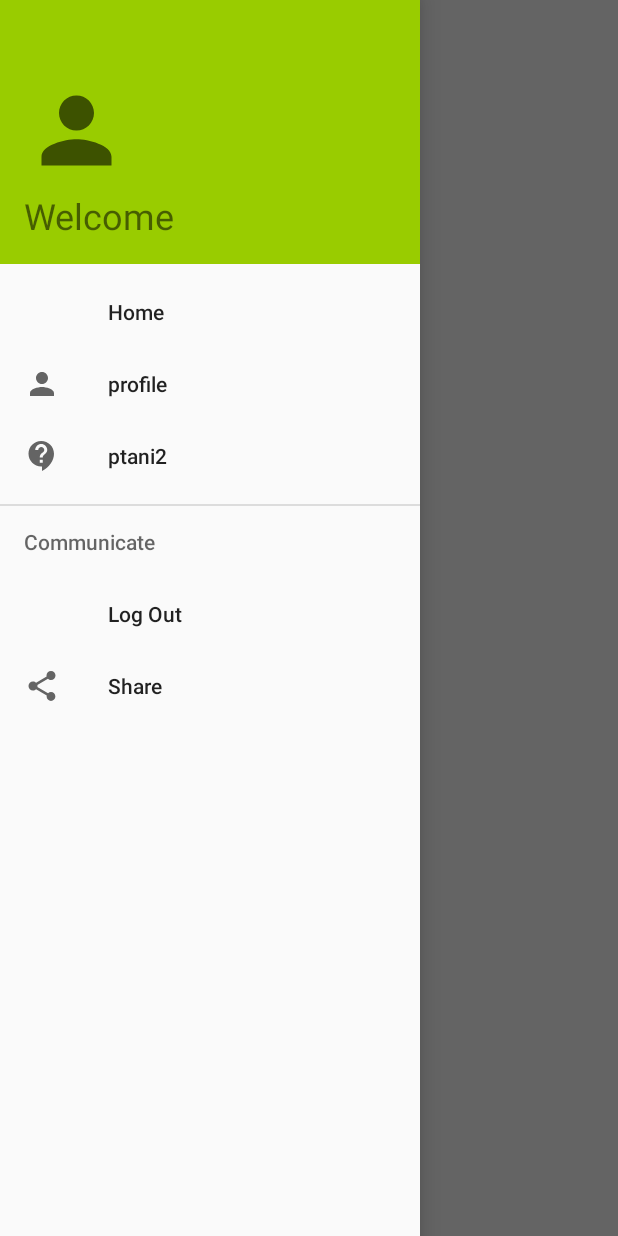
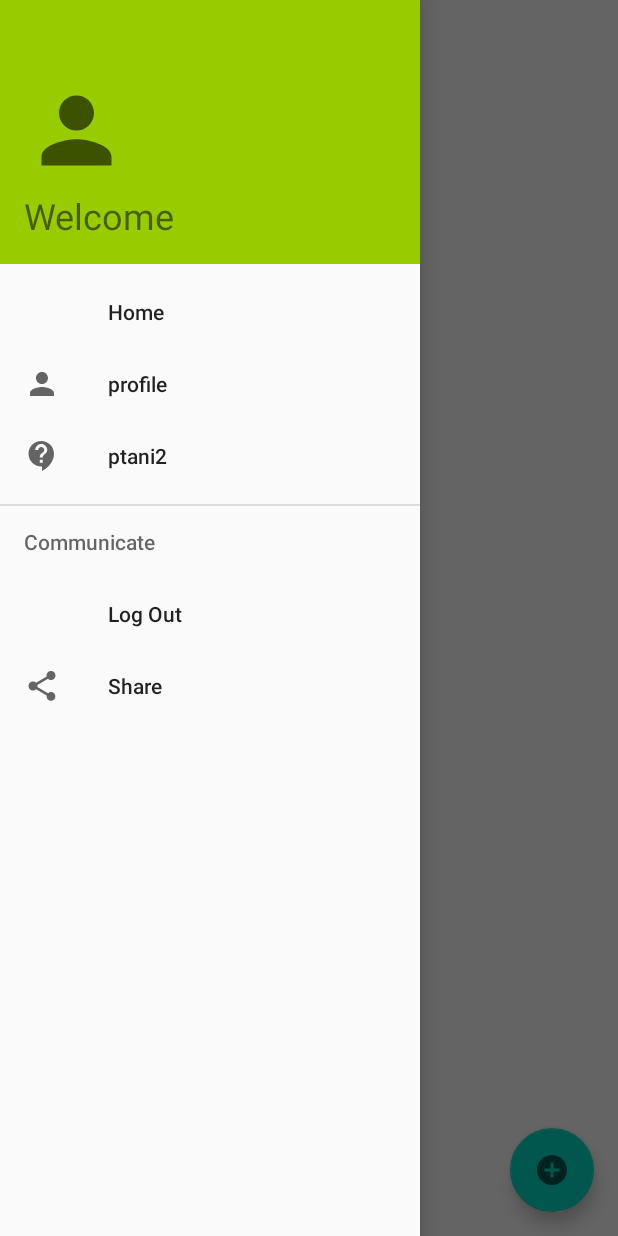
Before and after one commit to koala25/MicroBlogging, an Android app: the screen it shows after launch (Blog), in the side drawer, after a tap on "profile", on a phone screen of 412 x 824 dp. Run offline under Robolectric (Android 15) with nearby library versions, the phone set to English and light mode, and no system bars; our stand-ins replace Firebase (no records; nobody signed in at launch, a user with empty details on screens opened directly), Picasso; libraries missing offline, so code that uses them is left out: com.theartofdev.edmodo.

Commit message:
create forum

```diff
--- a/app/build.gradle
+++ b/app/build.gradle
@@ -26,6 +26,8 @@ dependencies {
     implementation 'androidx.appcompat:appcompat:1.1.0'
     implementation 'androidx.constraintlayout:constraintlayout:1.1.3'
     implementation 'androidx.coordinatorlayout:coordinatorlayout:1.1.0'
+    implementation 'com.google.firebase:firebase-database:19.3.1'
+    implementation 'com.google.firebase:firebase-storage:19.1.1'
     testImplementation 'junit:junit:4.12'
     androidTestImplementation 'androidx.test.ext:junit:1.1.1'
     androidTestImplementation 'androidx.test.espresso:espresso-core:3.2.0'
@@ -35,6 +37,10 @@ dependencies {
     implementation 'com.google.android.gms:play-services-auth:18.0.0'
     implementation 'com.google.android.material:material:1.1.0'
 
+    implementation 'com.squareup.picasso:picasso:2.71828'
+    //crop
+    api 'com.theartofdev.edmodo:android-image-cropper:2.8.+'
+
 }
 apply plugin: 'com.google.gms.google-services'
 apply plugin: 'com.android.application'
--- a/app/src/main/java/com/example/microblogging/Blog.java
+++ b/app/src/main/java/com/example/microblogging/Blog.java
@@ -2,13 +2,29 @@ package com.example.microblogging;
 
 import androidx.appcompat.app.AppCompatActivity;
 
+import android.content.Intent;
 import android.os.Bundle;
+import android.view.View;
+
+import com.google.android.material.floatingactionbutton.FloatingActionButton;
 
 public class Blog extends AppCompatActivity {
+
+    private FloatingActionButton createForum;
 
     @Override
     protected void onCreate(Bundle savedInstanceState) {
         super.onCreate(savedInstanceState);
         setContentView(R.layout.left_drawer);
+
+        createForum=(FloatingActionButton)findViewById(R.id.floatingBtn_id);
+        createForum.setOnClickListener(new View.OnClickListener() {
+            @Override
+            public void onClick(View v) {
+                Intent i = new Intent(getApplicationContext(), CreateForumForm.class);
+                startActivity(i);
+            }
+        });
+
     }
 }
--- /dev/null
+++ b/app/src/main/java/com/example/microblogging/CreateForumForm.java
@@ -0,0 +1,157 @@
+package com.example.microblogging;
+
+import androidx.annotation.NonNull;
+import androidx.annotation.Nullable;
+import androidx.appcompat.app.AppCompatActivity;
+
+import android.app.ProgressDialog;
+import android.content.Intent;
+import android.graphics.Bitmap;
+import android.net.Uri;
+import android.os.Bundle;
+import android.provider.MediaStore;
+import android.text.TextUtils;
+import android.view.View;
+import android.widget.Button;
+import android.widget.EditText;
+import android.widget.ImageButton;
+import android.widget.ImageView;
+import android.widget.ProgressBar;
+import android.widget.Toast;
+
+import com.google.android.gms.tasks.OnCompleteListener;
+import com.google.android.gms.tasks.OnFailureListener;
+import com.google.android.gms.tasks.OnSuccessListener;
+import com.google.android.gms.tasks.Task;
+import com.google.firebase.database.DatabaseReference;
+import com.google.firebase.database.FirebaseDatabase;
+import com.google.firebase.storage.FirebaseStorage;
+import com.google.firebase.storage.StorageReference;
+import com.google.firebase.storage.UploadTask;
+import com.squareup.picasso.Picasso;
+import com.theartofdev.edmodo.cropper.CropImage;
+
+import java.io.IOException;
+import java.util.HashMap;
+
+public class CreateForumForm extends AppCompatActivity {
+
+    Button submit;
+    EditText name;
+    EditText description;
+    ImageButton image;
+
+    Uri originaluri;
+    Uri cropUri;
+    ProgressBar progressBar;
+    StorageReference storageReference;
+    DatabaseReference databaseReference;
+
+    private static final int Image_Request_Code=7;
+
+
+
+    @Override
+    protected void onCreate(Bundle savedInstanceState) {
+        super.onCreate(savedInstanceState);
+        setContentView(R.layout.activity_create_forum_form);
+
+        submit=findViewById(R.id.forumSubmitBtn_id);
+        name=findViewById(R.id.forumName_id);
+        description=findViewById(R.id.forumDescription_id);
+        image=findViewById(R.id.imgBtn_id);
+
+        progressBar=findViewById(R.id.progressBar_id);
+        storageReference = FirebaseStorage.getInstance().getReference();
+        databaseReference= FirebaseDatabase.getInstance().getReference();
+
+        image.setOnClickListener(new View.OnClickListener() {
+            @Override
+            public void onClick(View v) {
+                // Defining Implicit Intent to mobile gallery
+                Intent intent = new Intent();
+                intent.setType("image/*");
+                intent.setAction(Intent.ACTION_GET_CONTENT);
+                startActivityForResult(intent, Image_Request_Code); // gallery opens
+            }
+        });
+        submit.setOnClickListener(new View.OnClickListener() {
+            @Override
+            public void onClick(View v) {
+                /*Intent i = new Intent (getApplicationContext() , FetchData.class);
+                startActivity(i);*/
+                if( TextUtils.isEmpty(name.getText().toString()) || TextUtils.isEmpty(description.getText().toString()) )
+                {
+                    Toast.makeText(CreateForumForm.this, "Field is empty", Toast.LENGTH_SHORT).show();
+                }
+                else
+                {
+                    uploadData();
+
+                }
+            }
+        });
+    }
+
+    //called when image is selected from gallery
+    @Override
+    protected void onActivityResult(int requestCode, int resultCode, @Nullable Intent data) {
+        super.onActivityResult(requestCode, resultCode, data);
+        if(requestCode==Image_Request_Code && resultCode==RESULT_OK && data != null )
+        {
+            originaluri = data.getData(); //original image ka uri
+            CropImage.activity(originaluri).start(this);//crop image // also it is possible to fix aspect ratio
+        }
+            //check whether crop succeful or not
+        if (requestCode == CropImage.CROP_IMAGE_ACTIVITY_REQUEST_CODE) {
+            CropImage.ActivityResult result = CropImage.getActivityResult(data);
+            if (resultCode == RESULT_OK) {
+                cropUri = result.getUri();
+                image.setImageURI(cropUri); //temporary set
+            } else if (resultCode == CropImage.CROP_IMAGE_ACTIVITY_RESULT_ERROR_CODE) {
+                Exception error = result.getError();
+            }
+        }
+    }
+
+    private void uploadData() {
+
+        storageReference.child("Forum Image")
+                        .putFile(cropUri).addOnCompleteListener(new OnCompleteListener<UploadTask.TaskSnapshot>() {
+            @Override
+            public void onComplete(@NonNull Task<UploadTask.TaskSnapshot> task) {
+                task.getResult().getStorage().getDownloadUrl().addOnSuccessListener(new OnSuccessListener<Uri>() {
+                    @Override
+                    public void onSuccess(final Uri uri) {
+
+                        HashMap<String,Object> map = new HashMap<>();
+                        map.put("forum name",name.getText().toString());
+                        map.put("forum description",description.getText().toString());
+                        map.put("forum profile uri",uri.toString());
+
+                        databaseReference.child("Forums")
+                                .push()          //push
+                                .setValue(map)
+                                .addOnSuccessListener(new OnSuccessListener<Void>() {
+                                    @Override
+                                    public void onSuccess(Void aVoid) {
+                                        Picasso.get().load(uri.toString()).into(image);
+                                        Toast.makeText(CreateForumForm.this, "Upload Successful", Toast.LENGTH_SHORT).show();
+                                    }
+                                })
+                                .addOnFailureListener(new OnFailureListener() {
+                                    @Override
+                                    public void onFailure(@NonNull Exception e) {
+
+                                    }
+                                });
+
+                    }
+                });
+            }
+        });
+
+
+
+    }
+}
--- /dev/null
+++ b/app/src/main/res/drawable/ic_post.xml
@@ -0,0 +1,10 @@
+<vector xmlns:android="http://schemas.android.com/apk/res/android"
+    android:width="24dp"
+    android:height="24dp"
+    android:viewportWidth="24"
+    android:viewportHeight="24"
+    android:tint="?attr/colorControlNormal">
+  <path
+      android:fillColor="@android:color/white"
+      android:pathData="M12,2C6.48,2 2,6.48 2,12s4.48,10 10,10 10,-4.48 10,-10S17.52,2 12,2zM17,13h-4v4h-2v-4L7,13v-2h4L11,7h2v4h4v2z"/>
+</vector>
--- a/app/src/main/res/layout/activity_blog.xml
+++ b/app/src/main/res/layout/activity_blog.xml
@@ -14,5 +14,23 @@
         android:layout_centerInParent="true"
         android:textSize="30dp"/>
 
+    <androidx.coordinatorlayout.widget.CoordinatorLayout
+    android:layout_width="match_parent"
+    android:layout_height="match_parent">
+
+    <!-- Main content -->
+
+    <com.google.android.material.floatingactionbutton.FloatingActionButton
+        android:id="@+id/floatingBtn_id"
+        android:layout_width="wrap_content"
+        android:layout_height="wrap_content"
+        android:layout_gravity="bottom|right"
+        android:layout_margin="16dp"
+        android:contentDescription="Create forum"
+        android:src="@drawable/ic_post"
+        android:clickable="true"/>
+
+</androidx.coordinatorlayout.widget.CoordinatorLayout>
+
 
 </RelativeLayout>
--- a/app/src/main/res/values/styles.xml
+++ b/app/src/main/res/values/styles.xml
@@ -7,4 +7,5 @@
         <item name="colorAccent">@color/colorAccent</item>
     </style>
 
+
 </resources>
```
Also changed, not shown: app/src/main/AndroidManifest.xml (+10 -8 lines), app/src/main/java/com/example/microblogging/Member.java (added, +38 -0 lines), app/src/main/res/drawable/round_btn.xml (added, +9 -0 lines), app/src/main/res/layout/activity_create_forum_form.xml (added, +52 -0 lines).
